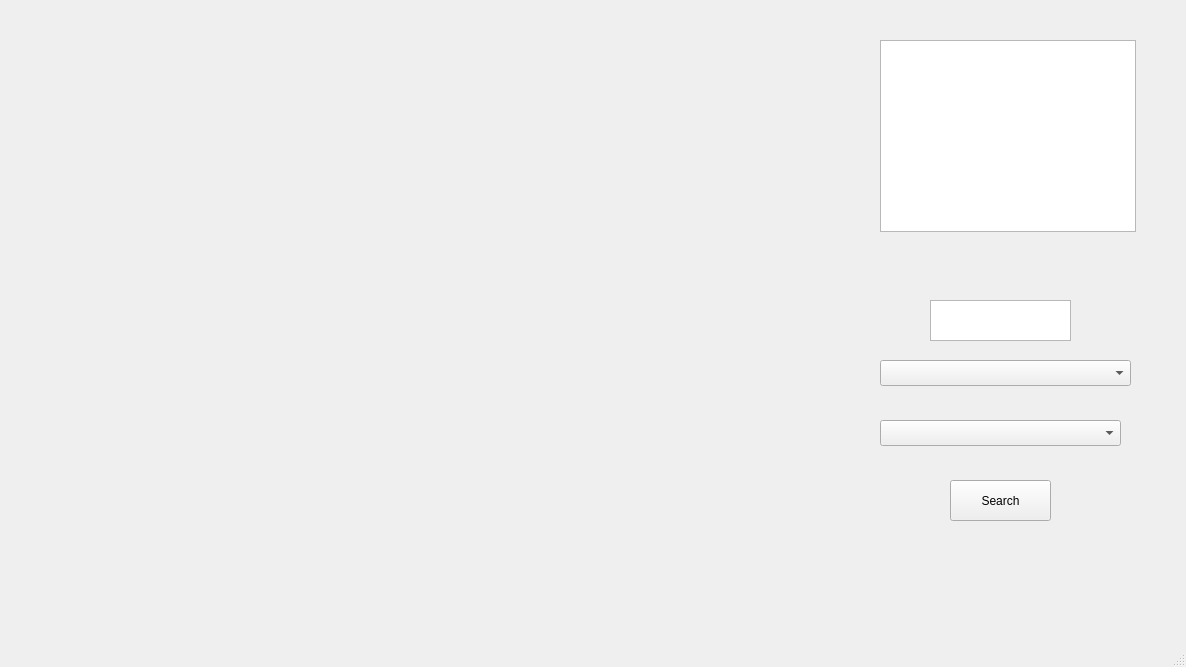
First picture: the form in mainwindow.ui, repository makkacprzak/smog-control, before the edit.
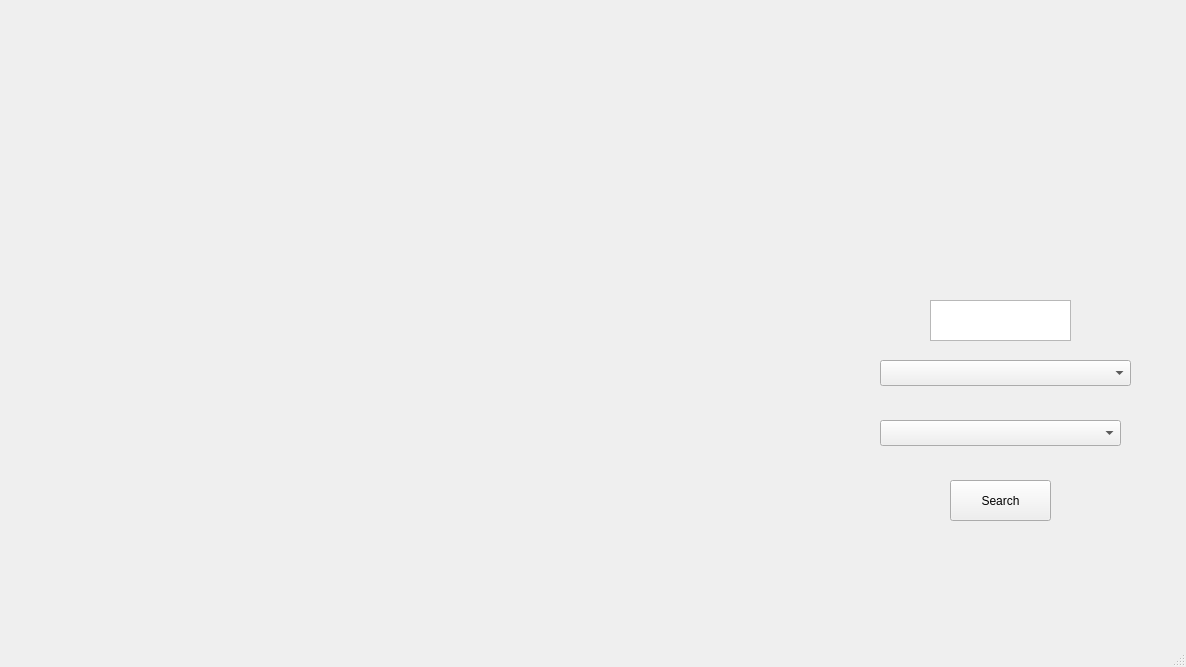
Second picture: the form after the edit.

```diff
--- a/mainwindow.ui
+++ b/mainwindow.ui
@@ -24,16 +24,6 @@
      </rect>
     </property>
    </widget>
-   <widget class="QTextBrowser" name="displayData">
-    <property name="geometry">
-     <rect>
-      <x>880</x>
-      <y>40</y>
-      <width>256</width>
-      <height>192</height>
-     </rect>
-    </property>
-   </widget>
    <widget class="QPushButton" name="searchBtn">
     <property name="geometry">
      <rect>
```
